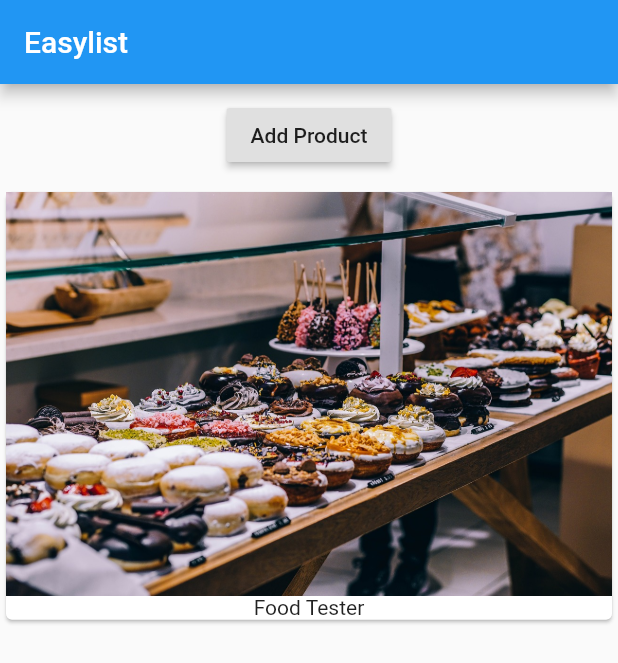
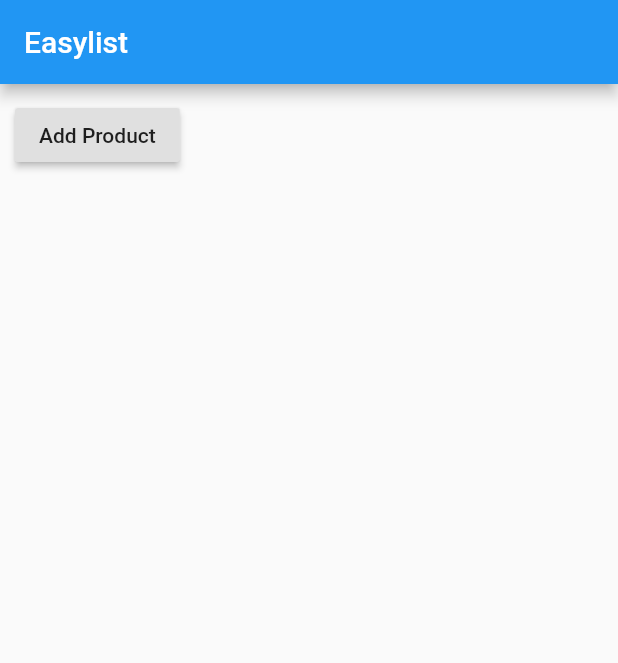
Before and after one commit to RaphaelVasconcelos/flutter_course, a Flutter app: the screen it shows after launch, on a phone screen of 412 x 824 dp. Shown: the top 663 px of the screen. Run offline on Flutter 3.47's test engine with Material 2 defaults, Android fonts, the phone set to English and light mode, and no system bars.

Commit message:
Separando a lista de produtos para um arquivo específico

```diff
--- a/lib/main.dart
+++ b/lib/main.dart
@@ -31,20 +31,6 @@ class _MyAppState extends State<MyApp> {
                   },
                   child: Text('Add Product'),
                 ),
-              ),
-              Column(
-                children: _products
-                    .map(
-                      (element) => Card(
-                            child: Column(
-                              children: <Widget>[
-                                Image.asset('assets/food.jpg'),
-                                Text(element)
-                              ],
-                            ),
-                          ),
-                    )
-                    .toList(),
               ),
             ],
           )),
```
Also changed, not shown: lib/products.dart (added, +25 -0 lines).
